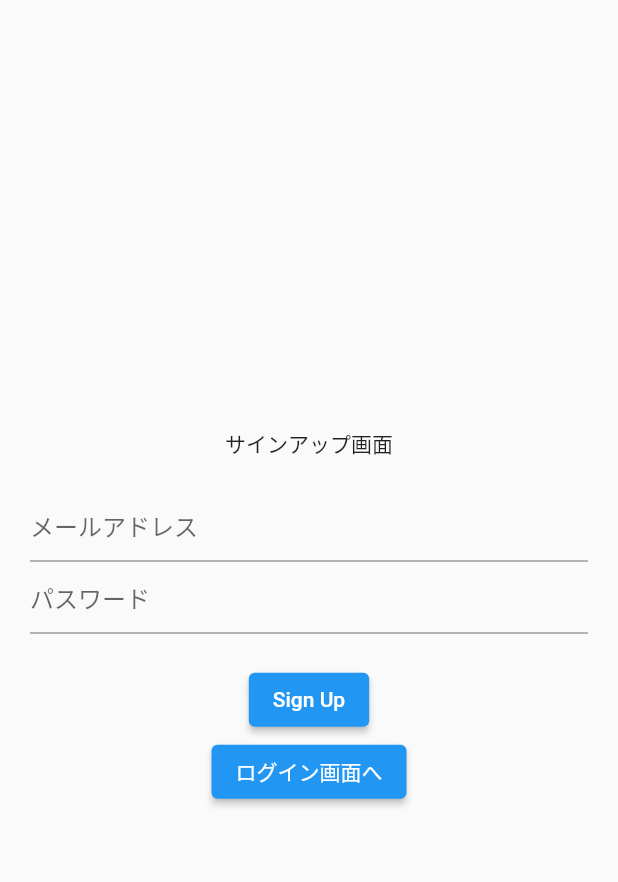
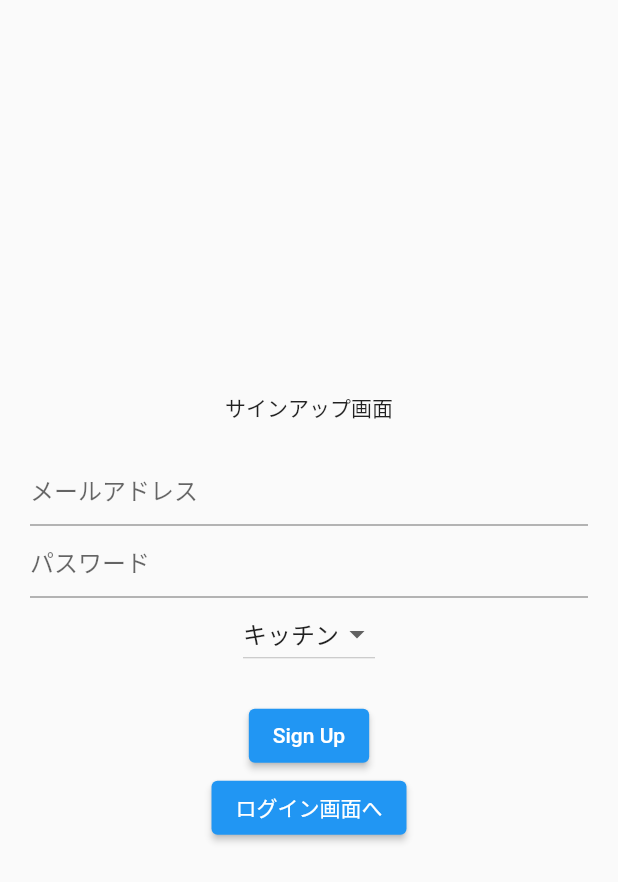
Before and after one commit to yanoojp/Restaurant_Talks_Flutter, a Flutter app: the screen it shows after launch, after a tap on "サインアップ画面へ", on a phone screen of 412 x 824 dp. Shown: the top 882 px of the screen. Run offline on Flutter 3.47's test engine with Material 2 defaults, Android fonts, the phone set to English and light mode, and no system bars; our stand-ins replace flutter_chat_types, flutter_chat_ui, image_picker; network calls fail.

```diff
--- a/lib/pages/item_form_page.dart
+++ b/lib/pages/item_form_page.dart
@@ -4,8 +4,9 @@
 import 'package:image_picker/image_picker.dart';
 
 class ItemFormPage extends StatefulWidget {
-  const ItemFormPage({super.key, required this.title, this.itemObject});
+  const ItemFormPage({super.key, required this.title, this.itemObject, required this.loginStatus});
   final String title;
+  final int loginStatus;
   final itemObject;
 
   @override
@@ -104,7 +105,7 @@
                   print(itemDetail);
                   Navigator.push(
                     context,
-                    MaterialPageRoute(builder: (context) => ItemIndex()),
+                    MaterialPageRoute(builder: (context) => ItemIndex(loginStatus: widget.loginStatus,)),
                   );
                 },
                 child: Text('保存する'),
--- a/lib/pages/login_page.dart
+++ b/lib/pages/login_page.dart
@@ -17,6 +17,28 @@
 }
 
 class _LoginPageState extends State<LoginPage> {
+  List<DropdownMenuItem<int>> _items = [];
+  int _selectItem = 0;
+
+  @override
+  void initState() {
+    super.initState();
+    setItems();
+    _selectItem = _items[0].value!;
+  }
+
+  void setItems() {
+    _items
+      ..add(const DropdownMenuItem(
+        child: Text('キッチン',),
+        value: 1,
+      ))
+      ..add(const DropdownMenuItem(
+        child: Text('ホール',),
+        value: 2,
+      ));
+  }
+
   @override
   Widget build(BuildContext context) {
     return Scaffold(
@@ -42,6 +64,17 @@
                     hintText: 'パスワード'
                 ),
               ),
+              Center(
+                child: DropdownButton(
+                  items: _items,
+                  value: _selectItem,
+                  onChanged: (value) => {
+                    setState(() {
+                      _selectItem = value!;
+                    }),
+                  },
+                )
+              ),
               Padding(
                 padding: const EdgeInsets.only(top: 20.0),
                 child: Column(
@@ -51,7 +84,7 @@
                       onPressed: () {
                         Navigator.push(
                           context,
-                          MaterialPageRoute(builder: (context) => ItemIndex()),
+                          MaterialPageRoute(builder: (context) => ItemIndex(loginStatus: _selectItem)),
                         );
                         print("SignUpボタンが押されました");
                       },
--- a/lib/pages/sign_up.dart
+++ b/lib/pages/sign_up.dart
@@ -11,6 +11,28 @@
 }
 
 class _SignUpState extends State<SignUp> {
+  List<DropdownMenuItem<int>> _items = [];
+  int _selectItem = 0;
+
+  @override
+  void initState() {
+    super.initState();
+    setItems();
+    _selectItem = _items[0].value!;
+  }
+
+  void setItems() {
+    _items
+      ..add(const DropdownMenuItem(
+        child: Text('キッチン',),
+        value: 1,
+      ))
+      ..add(const DropdownMenuItem(
+        child: Text('ホール',),
+        value: 2,
+      ));
+  }
+
   @override
   Widget build(BuildContext context) {
     return Scaffold(
@@ -36,6 +58,17 @@
                       hintText: 'パスワード'
                   ),
                 ),
+                Center(
+                    child: DropdownButton(
+                      items: _items,
+                      value: _selectItem,
+                      onChanged: (value) => {
+                        setState(() {
+                          _selectItem = value!;
+                        }),
+                      },
+                    )
+                ),
                 Padding(
                   padding: const EdgeInsets.only(top: 20.0),
                   child: Column(
@@ -45,7 +78,7 @@
                         onPressed: () {
                           Navigator.push(
                             context,
-                            MaterialPageRoute(builder: (context) => ItemIndex()),
+                            MaterialPageRoute(builder: (context) => ItemIndex(loginStatus: _selectItem,)),
                           );
                           print("SignUpボタンが押されました");
                         },
--- a/pubspec.yaml
+++ b/pubspec.yaml
@@ -37,6 +37,7 @@
   # Use with the CupertinoIcons class for iOS style icons.
   cupertino_icons: ^1.0.2
   image_picker: ^0.8.4+4
+  flutter_chat_ui: ^1.6.6
 
 dev_dependencies:
   flutter_test:
```
Also changed, not shown: lib/components/bottom_navigation.dart (+5 -4 lines), lib/pages/chat_room.dart (added, +51 -0 lines), lib/pages/item_index.dart (+5 -4 lines), pubspec.lock, 6 other files.
